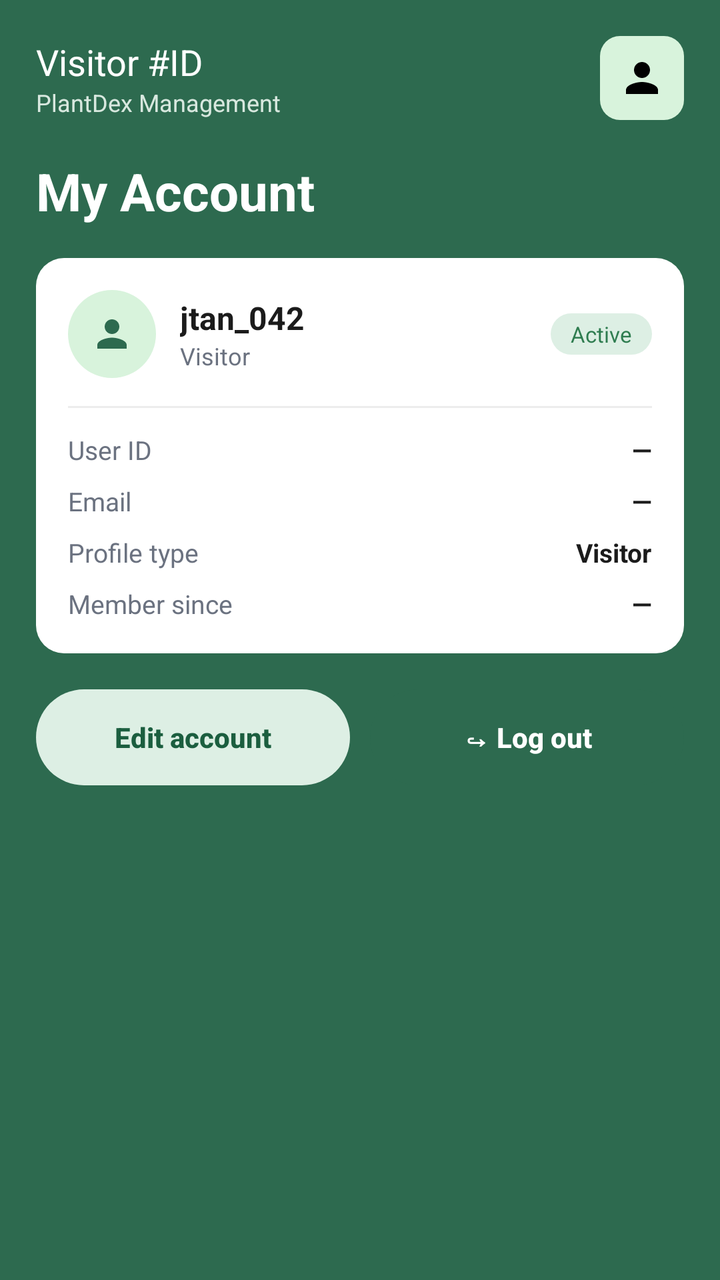
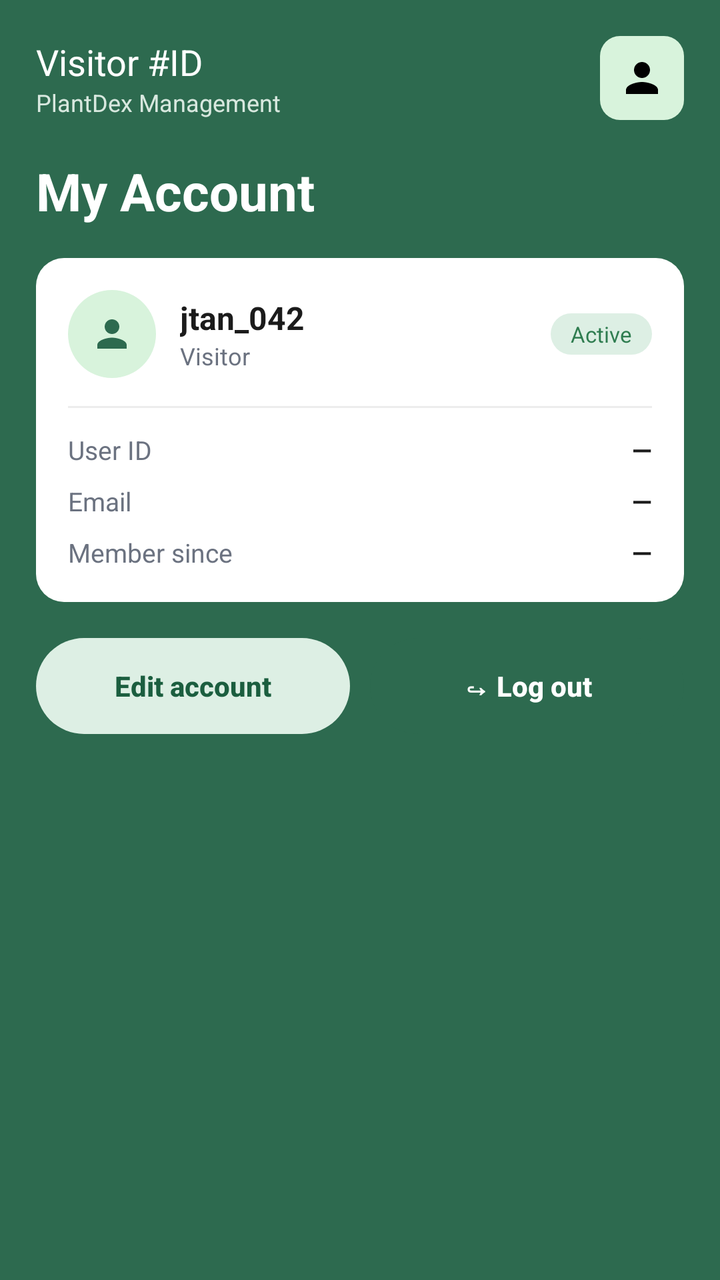

Screens rendered from an Android XML layout before and after an edit, with the pre-edit source and the edit as a unified diff.
<!-- AndroidManifest.xml: application theme Theme.PlantDex -->
<!-- res/layout/activity_my_account.xml -->
<?xml version="1.0" encoding="utf-8"?>
<LinearLayout xmlns:android="http://schemas.android.com/apk/res/android"
    android:fitsSystemWindows="true"
    xmlns:app="http://schemas.android.com/apk/res-auto"
    android:layout_width="match_parent"
    android:layout_height="match_parent"
    android:orientation="vertical"
    android:background="@color/plantdex_bg">

    <ScrollView
        android:layout_width="match_parent"
        android:layout_height="0dp"
        android:layout_weight="1">

        <LinearLayout
            android:layout_width="match_parent"
            android:layout_height="wrap_content"
            android:orientation="vertical"
            android:padding="18dp">

            <include layout="@layout/header_role" android:id="@+id/header" />

            <TextView
                android:layout_width="match_parent"
                android:layout_height="wrap_content"
                android:layout_marginTop="18dp"
                android:text="My Account"
                android:textColor="@color/white"
                android:textSize="26sp"
                android:textStyle="bold" />

            <FrameLayout
                android:layout_width="match_parent"
                android:layout_height="wrap_content"
                android:layout_marginTop="16dp"
                android:background="@drawable/bg_card"
                android:padding="16dp">

                <LinearLayout
                    android:layout_width="match_parent"
                    android:layout_height="wrap_content"
                    android:orientation="vertical">

                    <LinearLayout
                        android:layout_width="match_parent"
                        android:layout_height="wrap_content"
                        android:orientation="horizontal"
                        android:gravity="center_vertical">

                        <FrameLayout
                            android:layout_width="44dp"
                            android:layout_height="44dp"
                            android:background="@drawable/bg_avatar_circle">
                            <ImageView
                                android:layout_width="22dp"
                                android:layout_height="22dp"
                                android:layout_gravity="center"
                                android:src="@drawable/ic_person"
                                app:tint="@color/plantdex_bg"
                                android:contentDescription="Avatar" />
                        </FrameLayout>

                        <LinearLayout
                            android:layout_width="0dp"
                            android:layout_height="wrap_content"
                            android:layout_weight="1"
                            android:layout_marginStart="12dp"
                            android:orientation="vertical">

                            <TextView
                                android:id="@+id/tvAccountUsername"
                                android:layout_width="wrap_content"
                                android:layout_height="wrap_content"
                                android:text="jtan_042"
                                android:textColor="@color/plantdex_text_primary"
                                android:textSize="16sp"
                                android:textStyle="bold" />

                            <TextView
                                android:id="@+id/tvAccountRole"
                                android:layout_width="wrap_content"
                                android:layout_height="wrap_content"
                                android:text="Visitor"
                                android:textColor="@color/plantdex_text_muted"
                                android:textSize="12sp" />
                        </LinearLayout>

                        <TextView
                            android:layout_width="wrap_content"
                            android:layout_height="wrap_content"
                            android:background="@drawable/bg_pill"
                            android:paddingStart="10dp"
                            android:paddingEnd="10dp"
                            android:paddingTop="3dp"
                            android:paddingBottom="3dp"
                            android:text="Active"
                            android:textColor="@color/plantdex_success_text"
                            android:textSize="11sp" />
                    </LinearLayout>

                    <View android:layout_width="match_parent" android:layout_height="1dp" android:layout_marginTop="14dp" android:background="@color/plantdex_divider" />

                    <LinearLayout android:layout_width="match_parent" android:layout_height="wrap_content" android:layout_marginTop="12dp" android:orientation="horizontal">
                        <TextView android:layout_width="0dp" android:layout_height="wrap_content" android:layout_weight="1" android:text="User ID" android:textColor="@color/plantdex_text_muted" android:textSize="13sp" />
                        <TextView android:id="@+id/tvAccountUserId" android:layout_width="wrap_content" android:layout_height="wrap_content" android:text="—" android:textColor="@color/plantdex_text_primary" android:textStyle="bold" android:textSize="13sp" />
                    </LinearLayout>
                    <LinearLayout android:layout_width="match_parent" android:layout_height="wrap_content" android:layout_marginTop="8dp" android:orientation="horizontal">
                        <TextView android:layout_width="0dp" android:layout_height="wrap_content" android:layout_weight="1" android:text="Email" android:textColor="@color/plantdex_text_muted" android:textSize="13sp" />
                        <TextView android:id="@+id/tvAccountEmail" android:layout_width="wrap_content" android:layout_height="wrap_content" android:text="—" android:textColor="@color/plantdex_text_primary" android:textStyle="bold" android:textSize="13sp" />
                    </LinearLayout>
                    <LinearLayout android:layout_width="match_parent" android:layout_height="wrap_content" android:layout_marginTop="8dp" android:orientation="horizontal">
                        <TextView android:layout_width="0dp" android:layout_height="wrap_content" android:layout_weight="1" android:text="Profile type" android:textColor="@color/plantdex_text_muted" android:textSize="13sp" />
                        <TextView android:id="@+id/tvAccountProfileType" android:layout_width="wrap_content" android:layout_height="wrap_content" android:text="Visitor" android:textColor="@color/plantdex_text_primary" android:textStyle="bold" android:textSize="13sp" />
                    </LinearLayout>
                    <LinearLayout android:layout_width="match_parent" android:layout_height="wrap_content" android:layout_marginTop="8dp" android:orientation="horizontal">
                        <TextView android:layout_width="0dp" android:layout_height="wrap_content" android:layout_weight="1" android:text="Member since" android:textColor="@color/plantdex_text_muted" android:textSize="13sp" />
                        <TextView android:id="@+id/tvAccountMemberSince" android:layout_width="wrap_content" android:layout_height="wrap_content" android:text="—" android:textColor="@color/plantdex_text_primary" android:textStyle="bold" android:textSize="13sp" />
                    </LinearLayout>
                </LinearLayout>
            </FrameLayout>

            <LinearLayout
                android:id="@+id/groupDiscoveryProgress"
                android:layout_width="match_parent"
                android:layout_height="wrap_content"
                android:orientation="vertical"
                android:visibility="gone">

                <LinearLayout
                    android:layout_width="match_parent"
                    android:layout_height="wrap_content"
                    android:layout_marginTop="18dp"
                    android:orientation="horizontal">
                    <TextView android:layout_width="0dp" android:layout_height="wrap_content" android:layout_weight="1"
                        android:text="Discovery Progress" android:textColor="@color/white" android:textSize="15sp" android:textStyle="bold" />
                    <TextView android:id="@+id/tvAccountViewMore" android:layout_width="wrap_content" android:layout_height="wrap_content" android:text="View More" android:textColor="@color/white" android:textSize="12sp" android:textStyle="bold" />
                </LinearLayout>

                <FrameLayout
                    android:layout_width="match_parent"
                    android:layout_height="wrap_content"
                    android:layout_marginTop="10dp"
                    android:background="@drawable/bg_card"
                    android:padding="16dp">

                    <LinearLayout android:layout_width="match_parent" android:layout_height="wrap_content" android:orientation="vertical">
                        <LinearLayout android:layout_width="match_parent" android:layout_height="wrap_content" android:orientation="horizontal">
                            <TextView android:layout_width="0dp" android:layout_height="wrap_content" android:layout_weight="1" android:text="Collectibles unlocked" android:textColor="@color/plantdex_text_primary" android:textSize="13sp" />
                            <TextView android:id="@+id/tvAccountUnlocked" android:layout_width="wrap_content" android:layout_height="wrap_content" android:text="—" android:textColor="@color/plantdex_text_primary" android:textStyle="bold" android:textSize="13sp" />
                        </LinearLayout>
                        <ProgressBar android:id="@+id/progressAccountUnlocked" style="?android:attr/progressBarStyleHorizontal" android:layout_width="match_parent" android:layout_height="7dp" android:layout_marginTop="8dp"
                            android:max="1" android:progress="0" android:progressTint="@color/plantdex_bg" android:progressBackgroundTint="@color/plantdex_progress_track" />
                        <LinearLayout android:layout_width="match_parent" android:layout_height="wrap_content" android:layout_marginTop="12dp" android:orientation="horizontal">
                            <TextView android:layout_width="0dp" android:layout_height="wrap_content" android:layout_weight="1" android:text="Handbook sync" android:textColor="@color/plantdex_text_muted" android:textSize="13sp" />
                            <TextView android:layout_width="wrap_content" android:layout_height="wrap_content"
                                android:background="@drawable/bg_pill" android:paddingStart="10dp" android:paddingEnd="10dp" android:paddingTop="3dp" android:paddingBottom="3dp"
                                android:id="@+id/tvAccountSync" android:text="Syncing…" android:textColor="@color/plantdex_success_text" android:textSize="11sp" />
                        </LinearLayout>
                    </LinearLayout>
                </FrameLayout>
            </LinearLayout>

            <LinearLayout
                android:layout_width="match_parent"
                android:layout_height="wrap_content"
                android:layout_marginTop="18dp"
                android:orientation="horizontal">

                <Button
                    android:id="@+id/btnEditAccount"
                    android:layout_width="0dp"
                    android:layout_height="48dp"
                    android:layout_weight="1"
                    android:background="@drawable/btn_cancel_pill"
                    android:text="Edit account"
                    android:textAllCaps="false"
                    android:textColor="@color/plantdex_cancel_text"
                    android:textStyle="bold"
                    android:stateListAnimator="@null" />

                <Button
                    android:id="@+id/btnLogOut"
                    android:layout_width="0dp"
                    android:layout_height="48dp"
                    android:layout_marginStart="10dp"
                    android:layout_weight="1"
                    android:background="@drawable/btn_primary"
                    android:backgroundTint="@color/plantdex_bg"
                    android:text="↪ Log out"
                    android:textAllCaps="false"
                    android:textColor="@color/white"
                    android:textStyle="bold"
                    android:stateListAnimator="@null" />
            </LinearLayout>

        </LinearLayout>
    </ScrollView>

    <FrameLayout
        android:id="@+id/navContainer"
        android:layout_width="match_parent"
        android:layout_height="wrap_content" />

</LinearLayout>
<!-- res/layout/header_role.xml (included above) -->
<?xml version="1.0" encoding="utf-8"?>
<LinearLayout xmlns:android="http://schemas.android.com/apk/res/android"
    android:layout_width="match_parent"
    android:layout_height="wrap_content"
    android:orientation="horizontal"
    android:gravity="center_vertical">

    <LinearLayout
        android:layout_width="0dp"
        android:layout_height="wrap_content"
        android:layout_weight="1"
        android:orientation="vertical">

        <TextView
            android:id="@+id/tvRoleId"
            android:layout_width="wrap_content"
            android:layout_height="wrap_content"
            android:text="@string/visitor_id"
            android:textColor="@color/white"
            android:textSize="18sp" />

        <TextView
            android:layout_width="wrap_content"
            android:layout_height="wrap_content"
            android:text="@string/plantdex_management"
            android:textColor="@color/plantdex_hint"
            android:textSize="12sp" />
    </LinearLayout>

    <ImageButton
        android:id="@+id/btnProfile"
        android:layout_width="42dp"
        android:layout_height="42dp"
        android:background="@drawable/bg_icon_tile"
        android:src="@drawable/ic_person"
        android:scaleType="centerInside"
        android:padding="8dp"
        android:contentDescription="@string/plantdex_management" />
</LinearLayout>
<!-- resources referenced by this layout -->
<resources>
  <color name="plantdex_bg">#2D6A4F</color>
  <color name="plantdex_cancel_text">#1B5E3F</color>
  <color name="plantdex_divider">#ECECEC</color>
  <color name="plantdex_hint">#D8E8DF</color>
  <color name="plantdex_progress_track">#E5E7EB</color>
  <color name="plantdex_success_text">#2F7D50</color>
  <color name="plantdex_text_muted">#6B7280</color>
  <color name="plantdex_text_primary">#1B1B1B</color>
  <color name="white">#FFFFFF</color>
  <!-- drawable bg_avatar_circle (drawable) -->
  <?xml version="1.0" encoding="utf-8"?>
  <shape xmlns:android="http://schemas.android.com/apk/res/android" android:shape="oval">
      <solid android:color="@color/plantdex_icon_tile" />
  </shape>
  <!-- drawable bg_card (drawable) -->
  <?xml version="1.0" encoding="utf-8"?>
  <shape xmlns:android="http://schemas.android.com/apk/res/android"
      android:shape="rectangle">
      <corners android:radius="14dp" />
      <solid android:color="@color/plantdex_card" />
  </shape>
  <!-- drawable bg_icon_tile (drawable) -->
  <?xml version="1.0" encoding="utf-8"?>
  <shape xmlns:android="http://schemas.android.com/apk/res/android"
      android:shape="rectangle">
      <corners android:radius="10dp" />
      <solid android:color="@color/plantdex_icon_tile" />
  </shape>
  <!-- drawable bg_pill (drawable) -->
  <?xml version="1.0" encoding="utf-8"?>
  <shape xmlns:android="http://schemas.android.com/apk/res/android" android:shape="rectangle">
      <corners android:radius="12dp" />
      <solid android:color="@color/plantdex_success_bg" />
  </shape>
  <!-- drawable btn_cancel_pill (drawable) -->
  <?xml version="1.0" encoding="utf-8"?>
  <shape xmlns:android="http://schemas.android.com/apk/res/android" android:shape="rectangle">
      <corners android:radius="26dp" />
      <solid android:color="@color/plantdex_cancel_bg" />
  </shape>
  <!-- drawable btn_primary (drawable) -->
  <?xml version="1.0" encoding="utf-8"?>
  <shape xmlns:android="http://schemas.android.com/apk/res/android"
      android:shape="rectangle">
      <corners android:radius="28dp" />
      <solid android:color="@color/plantdex_button" />
  </shape>
  <!-- drawable ic_person (drawable) -->
  <vector xmlns:android="http://schemas.android.com/apk/res/android" android:height="24dp" android:tint="#000000" android:viewportHeight="24" android:viewportWidth="24" android:width="24dp">
        
      <path android:fillColor="@android:color/white" android:pathData="M12,12c2.21,0 4,-1.79 4,-4s-1.79,-4 -4,-4 -4,1.79 -4,4 1.79,4 4,4zM12,14c-2.67,0 -8,1.34 -8,4v2h16v-2c0,-2.66 -5.33,-4 -8,-4z"/>
      
  </vector>
  <string name="plantdex_management">PlantDex Management</string>
  <string name="visitor_id">Visitor #ID</string>
  <style name="Theme.PlantDex" parent="Base.Theme.PlantDex" />
  <color name="plantdex_icon_tile">#D8F3DC</color>
  <color name="plantdex_card">#FFFFFF</color>
  <color name="plantdex_success_bg">#DDEFE4</color>
  <color name="plantdex_cancel_bg">#DDEFE4</color>
  <color name="plantdex_button">#52B788</color>
  <color name="plantdex_chip_bg">#8FBC9B</color>
  <color name="plantdex_chip_text">#1B3A2A</color>
  <color name="plantdex_error_btn">#A6423A</color>
  <!-- unchanged entries left out for length: 1 -->
</resources>

<!-- the commit's change to res/layout/activity_my_account.xml (unified diff, before → after) -->
@@ -107,10 +107,6 @@
                     <LinearLayout android:layout_width="match_parent" android:layout_height="wrap_content" android:layout_marginTop="8dp" android:orientation="horizontal">
                         <TextView android:layout_width="0dp" android:layout_height="wrap_content" android:layout_weight="1" android:text="Email" android:textColor="@color/plantdex_text_muted" android:textSize="13sp" />
                         <TextView android:id="@+id/tvAccountEmail" android:layout_width="wrap_content" android:layout_height="wrap_content" android:text="—" android:textColor="@color/plantdex_text_primary" android:textStyle="bold" android:textSize="13sp" />
-                    </LinearLayout>
-                    <LinearLayout android:layout_width="match_parent" android:layout_height="wrap_content" android:layout_marginTop="8dp" android:orientation="horizontal">
-                        <TextView android:layout_width="0dp" android:layout_height="wrap_content" android:layout_weight="1" android:text="Profile type" android:textColor="@color/plantdex_text_muted" android:textSize="13sp" />
-                        <TextView android:id="@+id/tvAccountProfileType" android:layout_width="wrap_content" android:layout_height="wrap_content" android:text="Visitor" android:textColor="@color/plantdex_text_primary" android:textStyle="bold" android:textSize="13sp" />
                     </LinearLayout>
                     <LinearLayout android:layout_width="match_parent" android:layout_height="wrap_content" android:layout_marginTop="8dp" android:orientation="horizontal">
                         <TextView android:layout_width="0dp" android:layout_height="wrap_content" android:layout_weight="1" android:text="Member since" android:textColor="@color/plantdex_text_muted" android:textSize="13sp" />
